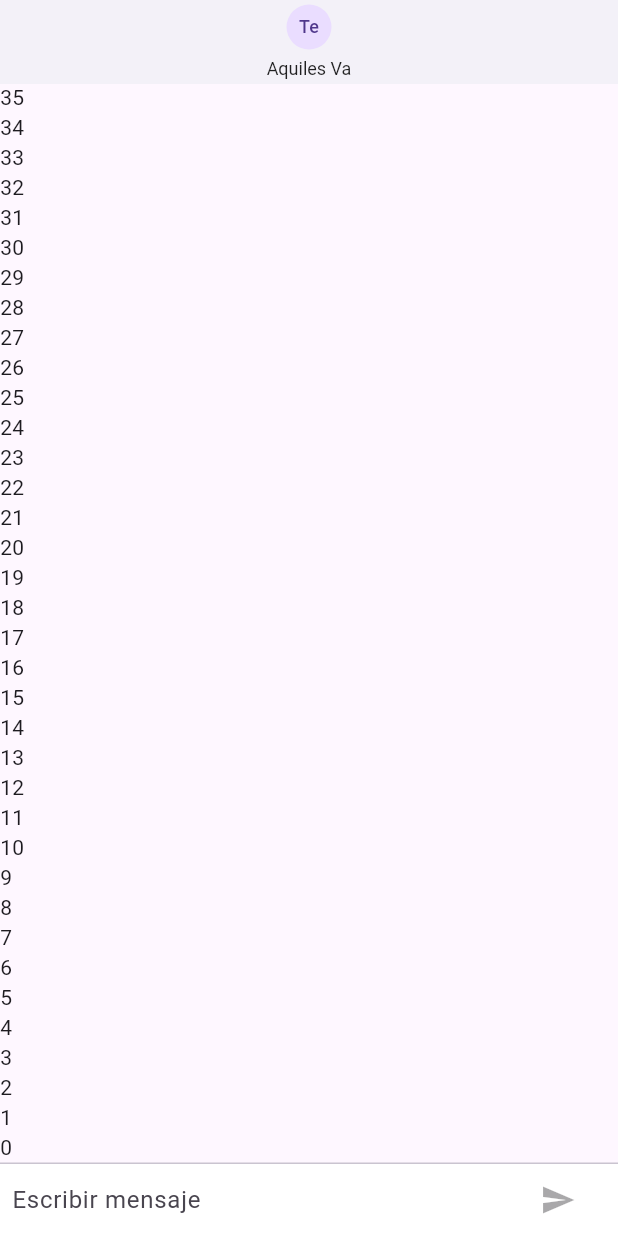
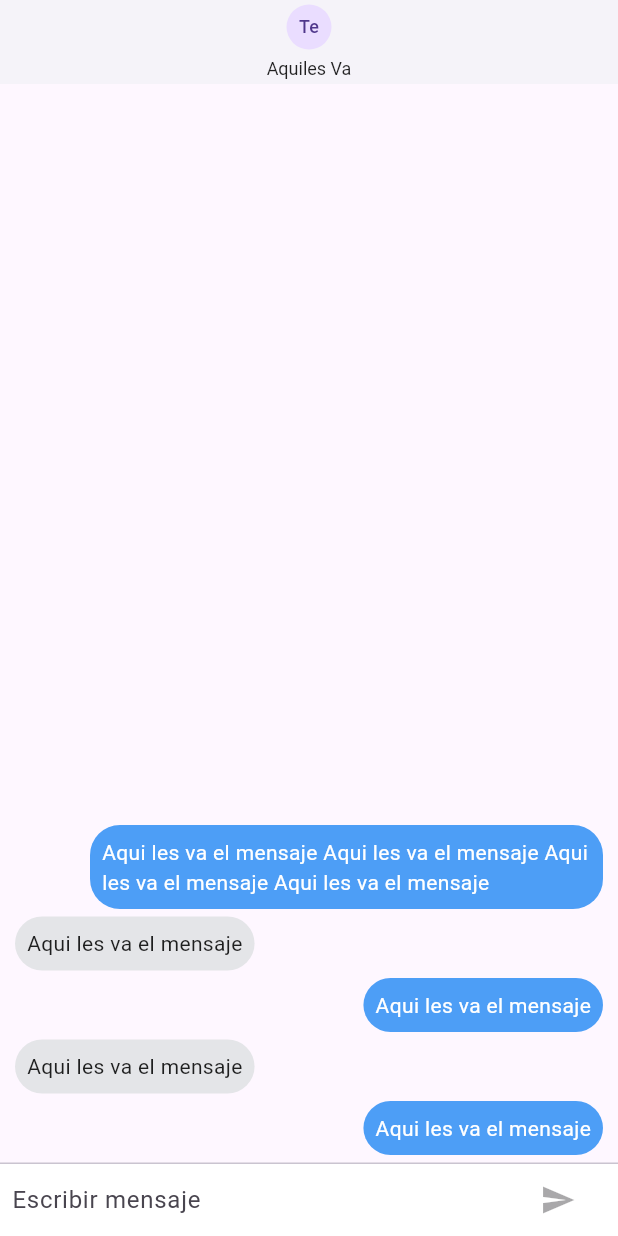
Before and after one commit to AndresCastilloPlata/Rolo-Chat, a Flutter app: the screen it shows after launch, on a phone screen of 412 x 824 dp. Run offline on Flutter 3.47's test engine with Material 3 defaults, Android fonts, the phone set to English and light mode, and no system bars; our stand-ins replace pull_to_refresh.

Commit message:
burbuja para los mensajes, separacion de emisor y receptor en la vista

```diff
--- a/lib/pages/chat_page.dart
+++ b/lib/pages/chat_page.dart
@@ -2,6 +2,7 @@ import 'dart:io';
 
 import 'package:flutter/cupertino.dart';
 import 'package:flutter/material.dart';
+import 'package:rolo_chat/widgets/chat_message.dart';
 
 class ChatPage extends StatefulWidget {
   const ChatPage({super.key});
@@ -13,6 +14,19 @@ class ChatPage extends StatefulWidget {
 class _ChatPageState extends State<ChatPage> {
   final _textController = TextEditingController();
   final _focusNode = FocusNode();
+
+  final List<ChatMessage> _messages = [
+    ChatMessage(message: 'Aqui les va el mensaje', uid: '123'),
+    ChatMessage(message: 'Aqui les va el mensaje', uid: '543'),
+    ChatMessage(message: 'Aqui les va el mensaje', uid: '123'),
+    ChatMessage(message: 'Aqui les va el mensaje', uid: '543'),
+    ChatMessage(
+      message:
+          'Aqui les va el mensaje Aqui les va el mensaje Aqui les va el mensaje Aqui les va el mensaje ',
+      uid: '123',
+    ),
+  ];
+
   bool _isWriting = false;
 
   @override
@@ -42,7 +56,8 @@ class _ChatPageState extends State<ChatPage> {
             Flexible(
               child: ListView.builder(
                 physics: BouncingScrollPhysics(),
-                itemBuilder: (_, index) => Text('$index'),
+                itemCount: _messages.length,
+                itemBuilder: (_, index) => _messages[index],
                 reverse: true,
               ),
             ),
@@ -124,6 +139,9 @@ class _ChatPageState extends State<ChatPage> {
     _textController.clear();
     _focusNode.requestFocus();
 
+    final newMessage = ChatMessage(uid: '123', message: texto);
+    _messages.insert(0, newMessage);
+
     setState(() {
       _isWriting = false;
     });
--- /dev/null
+++ b/lib/widgets/chat_message.dart
@@ -0,0 +1,43 @@
+import 'package:flutter/material.dart';
+
+class ChatMessage extends StatelessWidget {
+  final String message;
+  final String uid;
+
+  const ChatMessage({super.key, required this.message, required this.uid});
+
+  @override
+  Widget build(BuildContext context) {
+    return Container(child: uid == '123' ? _myMessage() : _otherMessage());
+  }
+
+  Widget _myMessage() {
+    return Align(
+      alignment: Alignment.centerRight,
+      child: Container(
+        padding: const EdgeInsets.all(8.0),
+        margin: const EdgeInsets.only(bottom: 5, left: 60, right: 10),
+        decoration: BoxDecoration(
+          color: Color(0xFF4D9EF6),
+          borderRadius: BorderRadius.circular(20),
+        ),
+        child: Text(message, style: TextStyle(color: Colors.white)),
+      ),
+    );
+  }
+
+  Widget _otherMessage() {
+    return Align(
+      alignment: Alignment.centerLeft,
+      child: Container(
+        padding: const EdgeInsets.all(8.0),
+        margin: const EdgeInsets.only(bottom: 5, left: 10, right: 60),
+        decoration: BoxDecoration(
+          color: Color(0xFFE4E5E8),
+          borderRadius: BorderRadius.circular(20),
+        ),
+        child: Text(message, style: TextStyle(color: Colors.black87)),
+      ),
+    );
+  }
+}
```
